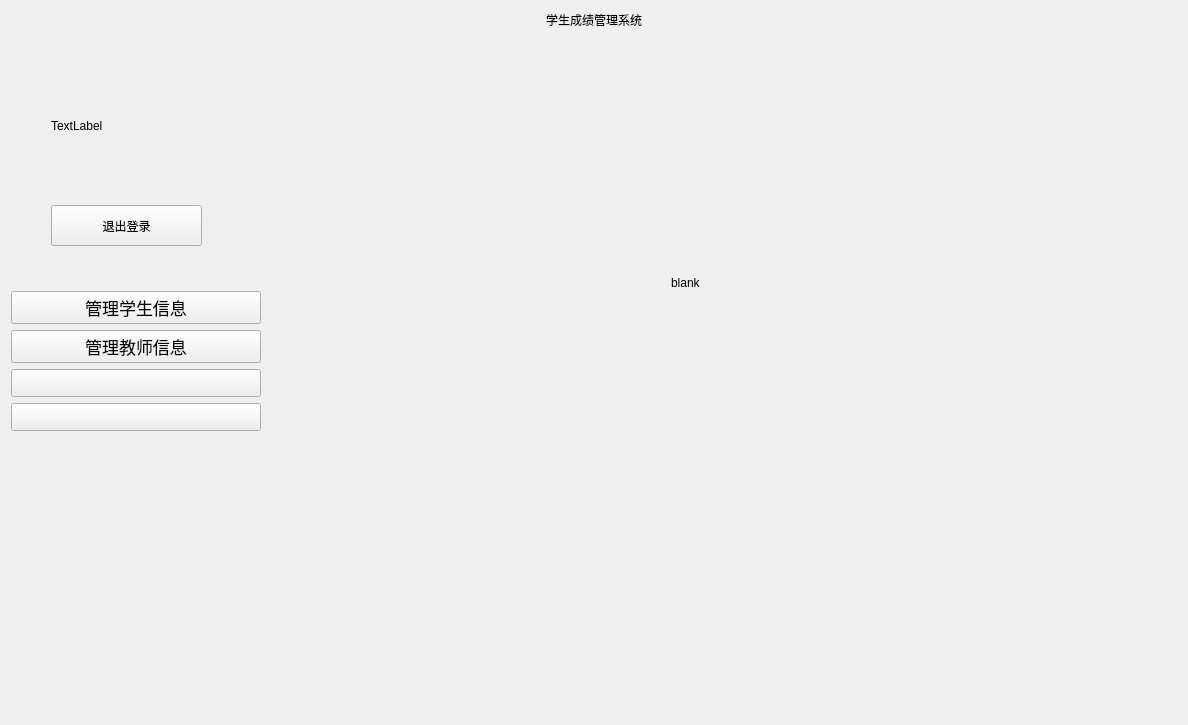
ZiYiWang-create/stuVsProject, file StuVsProject/RootWidget.ui: the form before one commit.
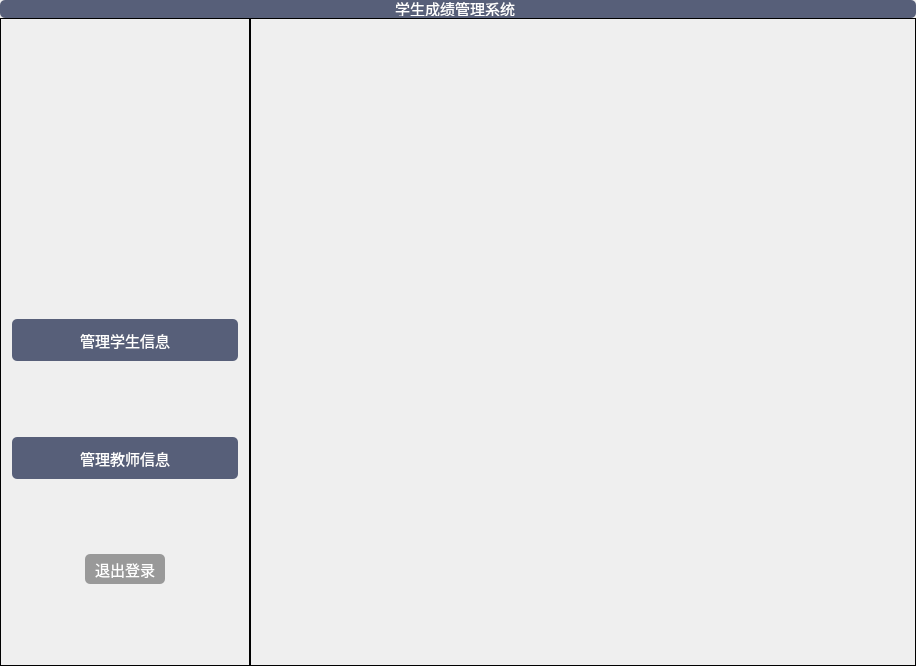
The form after the commit. Icons and pictures are not drawn. Custom widgets are drawn as their Qt base class.

What changed in the file:
```diff
--- a/StuVsProject/RootWidget.ui
+++ b/StuVsProject/RootWidget.ui
@@ -6,57 +6,29 @@
    <rect>
     <x>0</x>
     <y>0</y>
-    <width>1188</width>
-    <height>725</height>
+    <width>916</width>
+    <height>666</height>
    </rect>
   </property>
   <property name="windowTitle">
    <string>RootWidget</string>
   </property>
   <layout class="QGridLayout" name="gridLayout">
-   <item row="0" column="0">
-    <widget class="QWidget" name="widget" native="true">
-     <property name="maximumSize">
-      <size>
-       <width>16777215</width>
-       <height>60</height>
-      </size>
-     </property>
-     <property name="styleSheet">
-      <string notr="true"/>
-     </property>
-     <layout class="QHBoxLayout" name="horizontalLayout_2">
-      <property name="spacing">
-       <number>0</number>
-      </property>
-      <property name="leftMargin">
-       <number>0</number>
-      </property>
-      <property name="topMargin">
-       <number>0</number>
-      </property>
-      <property name="rightMargin">
-       <number>0</number>
-      </property>
-      <property name="bottomMargin">
-       <number>0</number>
-      </property>
-      <item alignment="Qt::AlignHCenter">
-       <widget class="QLabel" name="label_2">
-        <property name="maximumSize">
-         <size>
-          <width>16777215</width>
-          <height>37</height>
-         </size>
-        </property>
-        <property name="text">
-         <string>学生成绩管理系统</string>
-        </property>
-       </widget>
-      </item>
-     </layout>
-    </widget>
-   </item>
+   <property name="leftMargin">
+    <number>0</number>
+   </property>
+   <property name="topMargin">
+    <number>0</number>
+   </property>
+   <property name="rightMargin">
+    <number>0</number>
+   </property>
+   <property name="bottomMargin">
+    <number>0</number>
+   </property>
+   <property name="spacing">
+    <number>0</number>
+   </property>
    <item row="1" column="0">
     <widget class="QWidget" name="widget_3" native="true">
      <layout class="QHBoxLayout" name="horizontalLayout_3">
@@ -83,7 +55,7 @@
         <property name="handleWidth">
          <number>0</number>
         </property>
-        <widget class="QWidget" name="widget_2" native="true">
+        <widget class="QFrame" name="frame_2">
          <property name="minimumSize">
           <size>
            <width>250</width>
@@ -97,59 +69,25 @@
           </size>
          </property>
          <property name="styleSheet">
-          <string notr="true"/>
+          <string notr="true">QFrame{
+border-image: url(:/new/{69294EE1-A5EA-A618-B9A9-98ED10AE6C49}.jpg)};</string>
+         </property>
+         <property name="frameShape">
+          <enum>QFrame::Box</enum>
          </property>
          <layout class="QVBoxLayout" name="verticalLayout">
-          <property name="leftMargin">
-           <number>0</number>
-          </property>
-          <property name="topMargin">
-           <number>0</number>
-          </property>
-          <property name="rightMargin">
-           <number>0</number>
-          </property>
-          <property name="bottomMargin">
-           <number>0</number>
-          </property>
           <item>
-           <widget class="QWidget" name="widget_4" native="true">
-            <property name="minimumSize">
+           <spacer name="verticalSpacer">
+            <property name="orientation">
+             <enum>Qt::Vertical</enum>
+            </property>
+            <property name="sizeHint" stdset="0">
              <size>
-              <width>0</width>
-              <height>250</height>
+              <width>20</width>
+              <height>289</height>
              </size>
             </property>
-            <widget class="QPushButton" name="exitBtn">
-             <property name="geometry">
-              <rect>
-               <x>40</x>
-               <y>170</y>
-               <width>151</width>
-               <height>41</height>
-              </rect>
-             </property>
-             <property name="text">
-              <string>退出登录</string>
-             </property>
-            </widget>
-            <widget class="QLabel" name="label">
-             <property name="geometry">
-              <rect>
-               <x>40</x>
-               <y>20</y>
-               <width>151</width>
-               <height>141</height>
-              </rect>
-             </property>
-             <property name="styleSheet">
-              <string notr="true"/>
-             </property>
-             <property name="text">
-              <string>TextLabel</string>
-             </property>
-            </widget>
-           </widget>
+           </spacer>
           </item>
           <item>
            <widget class="QPushButton" name="stuBtn">
@@ -162,84 +100,154 @@
             <property name="minimumSize">
              <size>
               <width>93</width>
-              <height>0</height>
+              <height>42</height>
+             </size>
+            </property>
+            <property name="maximumSize">
+             <size>
+              <width>16777215</width>
+              <height>42</height>
              </size>
             </property>
             <property name="font">
              <font>
-              <pointsize>13</pointsize>
+              <pointsize>-1</pointsize>
              </font>
             </property>
             <property name="styleSheet">
-             <string notr="true"/>
+             <string notr="true">QPushButton{
+border-radius:5px;
+background:rgb(87, 95, 121);
+color:white;
+font-size:15px;}</string>
             </property>
             <property name="text">
              <string>管理学生信息</string>
             </property>
            </widget>
           </item>
+          <item>
+           <spacer name="verticalSpacer_2">
+            <property name="orientation">
+             <enum>Qt::Vertical</enum>
+            </property>
+            <property name="sizeHint" stdset="0">
+             <size>
+              <width>20</width>
+              <height>56</height>
+             </size>
+            </property>
+           </spacer>
+          </item>
           <item>
            <widget class="QPushButton" name="teacherBtn">
             <property name="minimumSize">
              <size>
               <width>93</width>
-              <height>0</height>
+              <height>42</height>
+             </size>
+            </property>
+            <property name="maximumSize">
+             <size>
+              <width>16777215</width>
+              <height>42</height>
              </size>
             </property>
             <property name="font">
              <font>
-              <pointsize>13</pointsize>
+              <pointsize>-1</pointsize>
              </font>
             </property>
+            <property name="styleSheet">
+             <string notr="true">QPushButton{
+border-radius:5px;
+background:rgb(87, 95, 121);
+color:white;
+font-size:15px;}</string>
+            </property>
             <property name="text">
              <string>管理教师信息</string>
             </property>
            </widget>
           </item>
           <item>
-           <widget class="QPushButton" name="pushButton_3">
-            <property name="minimumSize">
+           <spacer name="verticalSpacer_3">
+            <property name="orientation">
+             <enum>Qt::Vertical</enum>
+            </property>
+            <property name="sizeHint" stdset="0">
              <size>
-              <width>93</width>
-              <height>0</height>
+              <width>20</width>
+              <height>55</height>
              </size>
             </property>
-            <property name="font">
-             <font>
-              <pointsize>13</pointsize>
-             </font>
-            </property>
-            <property name="text">
-             <string/>
-            </property>
-           </widget>
+           </spacer>
           </item>
           <item>
-           <widget class="QPushButton" name="pushButton_4">
-            <property name="sizePolicy">
-             <sizepolicy hsizetype="Minimum" vsizetype="Fixed">
-              <horstretch>0</horstretch>
-              <verstretch>1</verstretch>
-             </sizepolicy>
-            </property>
-            <property name="minimumSize">
-             <size>
-              <width>93</width>
-              <height>0</height>
-             </size>
-            </property>
-            <property name="font">
-             <font>
-              <pointsize>13</pointsize>
-             </font>
-            </property>
-            <property name="text">
-             <string/>
-            </property>
-           </widget>
+           <layout class="QHBoxLayout" name="horizontalLayout">
+            <item>
+             <spacer name="horizontalSpacer">
+              <property name="orientation">
+               <enum>Qt::Horizontal</enum>
+              </property>
+              <property name="sizeHint" stdset="0">
+               <size>
+                <width>40</width>
+                <height>20</height>
+               </size>
+              </property>
+             </spacer>
+            </item>
+            <item>
+             <widget class="QPushButton" name="exitBtn">
+              <property name="minimumSize">
+               <size>
+                <width>80</width>
+                <height>30</height>
+               </size>
+              </property>
+              <property name="maximumSize">
+               <size>
+                <width>80</width>
+                <height>30</height>
+               </size>
+              </property>
+              <property name="tabletTracking">
+               <bool>false</bool>
+              </property>
+              <property name="layoutDirection">
+               <enum>Qt::LeftToRight</enum>
+              </property>
+              <property name="styleSheet">
+               <string notr="true">QPushButton{
+border-radius:5px;
+background:rgb(153, 153, 153);
+color:white;
+font-size:15px;}
+</string>
+              </property>
+              <property name="text">
+               <string>退出登录</string>
+              </property>
+             </widget>
+            </item>
+            <item>
+             <spacer name="horizontalSpacer_2">
+              <property name="orientation">
+               <enum>Qt::Horizontal</enum>
+              </property>
+              <property name="sizeHint" stdset="0">
+               <size>
+                <width>40</width>
+                <height>20</height>
+               </size>
+              </property>
+             </spacer>
+            </item>
+           </layout>
           </item>
           <item>
-           <spacer name="verticalSpacer">
+           <spacer name="verticalSpacer_4">
             <property name="orientation">
              <enum>Qt::Vertical</enum>
             </property>
@@ -260,22 +268,11 @@
         <property name="styleSheet">
          <string notr="true"/>
         </property>
-        <widget class="QWidget" name="blankPage">
-         <widget class="QLabel" name="label_3">
-          <property name="geometry">
-           <rect>
-            <x>410</x>
-            <y>240</y>
-            <width>72</width>
-            <height>15</height>
-           </rect>
-          </property>
-          <property name="text">
-           <string>blank</string>
-          </property>
-         </widget>
-        </widget>
-        <widget class="rootSmall" name="student_page" native="true">
+        <property name="frameShape">
+         <enum>QFrame::Box</enum>
+        </property>
+        <widget class="QWidget" name="blankPage"/>
+        <widget class="rootSmall" name="student_page">
          <layout class="QGridLayout" name="gridLayout_2"/>
         </widget>
         <widget class="rootSmall" name="teacher_page">
@@ -286,6 +283,44 @@
      </layout>
     </widget>
    </item>
+   <item row="0" column="0">
+    <widget class="QGroupBox" name="groupBox">
+     <property name="maximumSize">
+      <size>
+       <width>16777215</width>
+       <height>60</height>
+      </size>
+     </property>
+     <property name="focusPolicy">
+      <enum>Qt::NoFocus</enum>
+     </property>
+     <property name="styleSheet">
+      <string notr="true">border-radius:5px;
+background:rgb(87, 95, 121);
+color:white;
+font-size:15px;</string>
+     </property>
+     <widget class="QLabel" name="label_2">
+      <property name="geometry">
+       <rect>
+        <x>395</x>
+        <y>0</y>
+        <width>120</width>
+        <height>16</height>
+       </rect>
+      </property>
+      <property name="maximumSize">
+       <size>
+        <width>16777215</width>
+        <height>37</height>
+       </size>
+      </property>
+      <property name="text">
+       <string>学生成绩管理系统</string>
+      </property>
+     </widget>
+    </widget>
+   </item>
   </layout>
  </widget>
  <layoutdefault spacing="6" margin="11"/>
```
Left out of the diff: 10 changed lines with no effect on the pictures.
